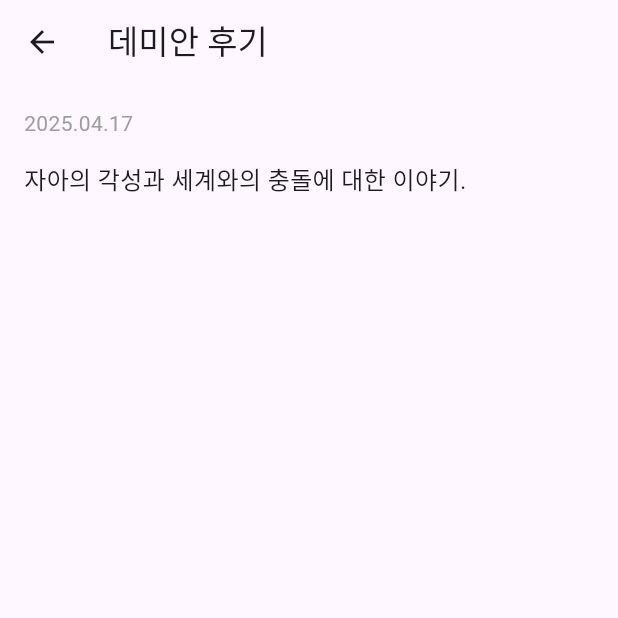
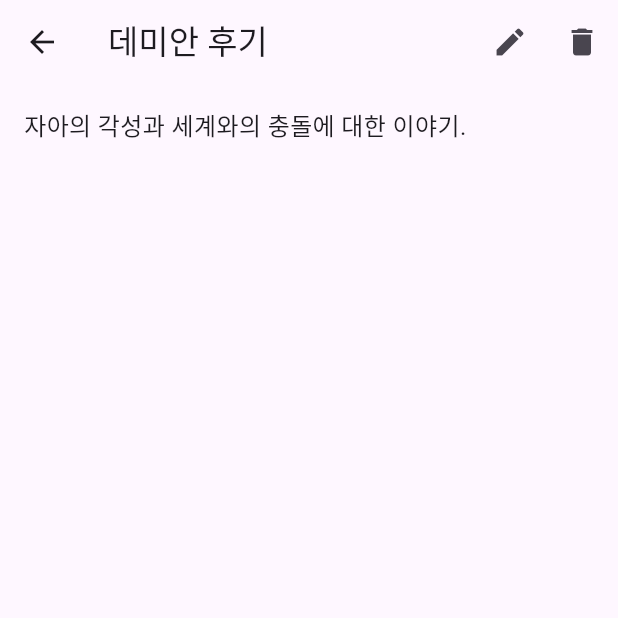
Before and after one commit to yyubin/agora, a Flutter app: the ReviewScreen screen opened by its route, after a tap on "데미안 후기", on a phone screen of 412 x 824 dp, the top half of it. Run offline on Flutter 3.47's test engine with Material 3 defaults, Android fonts, the phone set to English and light mode, and no system bars; our stand-ins replace flutter_riverpod, go_router; Roboto replaces fonts that are missing (Pretendard).

Commit message:
feat: 수정 상세 화면에서 수정하도록 개선

```diff
--- a/lib/features/community/models/review.dart
+++ b/lib/features/community/models/review.dart
@@ -4,6 +4,9 @@ class Review {
   final String content;
 
   Review({required this.title, required this.date, required this.content});
+
+  @override
+  List<Object> get props => [title, date, content];
 }
 
 final List<Review> dummyReviews = [
--- a/lib/features/community/screens/review_detail_screen.dart
+++ b/lib/features/community/screens/review_detail_screen.dart
@@ -1,29 +1,41 @@
 import 'package:flutter/material.dart';
-import '../models/review.dart';
+import 'package:flutter_riverpod/flutter_riverpod.dart';
+import 'package:go_router/go_router.dart';
+import '../providers/review_provider.dart';
 
-class ReviewDetailScreen extends StatelessWidget {
-  final Review review;
+class ReviewDetailScreen extends ConsumerWidget {
+  final int index;
 
-  const ReviewDetailScreen({super.key, required this.review});
+  const ReviewDetailScreen({super.key, required this.index});
 
   @override
-  Widget build(BuildContext context) {
+  Widget build(BuildContext context, WidgetRef ref) {
+    final review = ref.watch(
+      reviewListProvider.select((list) => list[index]),
+    );
+
     return Scaffold(
-      appBar: AppBar(title: Text(review.title)),
+      appBar: AppBar(
+        title: Text(review.title),
+        actions: [
+          IconButton(
+            icon: const Icon(Icons.edit),
+            onPressed: () {
+              context.push('/reviews/edit/$index');
+            },
+          ),
+          IconButton(
+            icon: const Icon(Icons.delete),
+            onPressed: () {
+              ref.read(reviewListProvider.notifier).deleteReview(index);
+              context.pop(); // 리스트로 복귀
+            },
+          ),
+        ],
+      ),
       body: Padding(
         padding: const EdgeInsets.all(16.0),
-        child: Column(
-          crossAxisAlignment: CrossAxisAlignment.start,
-          children: [
-            Text(review.date,
-                style: const TextStyle(color: Colors.grey, fontSize: 14)),
-            const SizedBox(height: 16),
-            Text(
-              review.content,
-              style: const TextStyle(fontSize: 16),
-            ),
-          ],
-        ),
+        child: Text(review.content, style: const TextStyle(fontSize: 16)),
       ),
     );
   }
--- a/lib/features/community/screens/review_screen.dart
+++ b/lib/features/community/screens/review_screen.dart
@@ -16,9 +16,10 @@ class ReviewScreen extends ConsumerWidget {
       appBar: AppBar(title: const Text('감상문 리스트')),
       body: ListView.builder(
         itemCount: reviews.length,
-        itemBuilder: (context, index) {
-          return ReviewCard(review: reviews[index]);
-        },
+          itemBuilder: (context, index) {
+            final review = reviews[index];
+            return ReviewCard(review: review, index: index);
+          }
       ),
       floatingActionButton: FloatingActionButton(
         onPressed: () => context.push('/reviews/create'),
--- a/lib/features/community/widgets/review_card.dart
+++ b/lib/features/community/widgets/review_card.dart
@@ -1,17 +1,20 @@
 import 'package:flutter/material.dart';
 import 'package:go_router/go_router.dart';
+import 'package:flutter_riverpod/flutter_riverpod.dart';
 import '../models/review.dart';
 
-class ReviewCard extends StatelessWidget {
+class ReviewCard extends ConsumerWidget {
   final Review review;
+  final int index;
 
-  const ReviewCard({super.key, required this.review});
+  const ReviewCard({super.key, required this.review, required this.index});
 
   @override
-  Widget build(BuildContext context) {
+  Widget build(BuildContext context, WidgetRef ref) {
+
     return GestureDetector(
       onTap: () {
-        context.go('/reviews/detail', extra: review);
+        context.push('/reviews/detail/$index');
       },
       child: Card(
         margin: const EdgeInsets.symmetric(horizontal: 16, vertical: 8),
--- a/lib/routes/app_router.dart
+++ b/lib/routes/app_router.dart
@@ -6,6 +6,7 @@ import '../features/community/screens/review_screen.dart';
 import '../features/community/screens/review_detail_screen.dart';
 import '../features/community/screens/review_create_screen.dart';
 import '../features/community/models/review.dart';
+import '../features/community//screens/review_edit_screen.dart';
 
 final GoRouter appRouter = GoRouter(
   routes: [
@@ -18,16 +19,23 @@ final GoRouter appRouter = GoRouter(
           builder: (context, state) => const ReviewScreen(),
         ),
         GoRoute(
-          path: 'reviews/detail',
+          path: 'reviews/detail/:index',
           builder: (context, state) {
-            final review = state.extra as Review;
-            return ReviewDetailScreen(review: review);
+            final index = int.parse(state.pathParameters['index']!);
+            return ReviewDetailScreen(index: index, key: ValueKey(state.fullPath));
           },
         ),
         GoRoute(
           path: 'reviews/create',
           builder: (context, state) => const ReviewCreateScreen(),
         ),
+        GoRoute(
+          path: 'reviews/edit/:index',
+          builder: (context, state) {
+            final index = int.parse(state.pathParameters['index']!);
+            return ReviewEditScreen(index: index);
+          },
+        ),
       ],
     ),
   ],
```
Also changed, not shown: lib/features/community/providers/review_provider.dart (+12 -0 lines), lib/features/community/screens/review_edit_screen.dart (added, +78 -0 lines).
